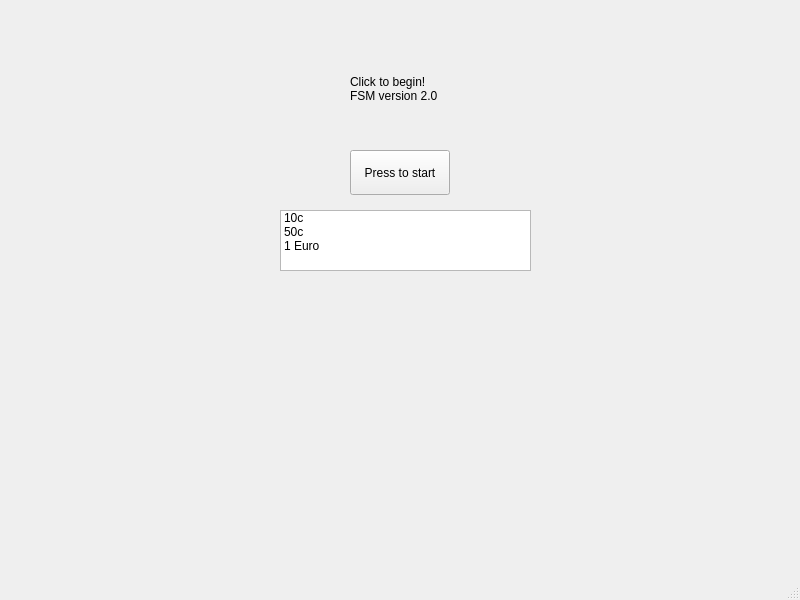
This is gui-machine/mainwindow.ui in JBBotond/Tea-machine-gui as Qt 5 draws it before an edit. The edited form follows.
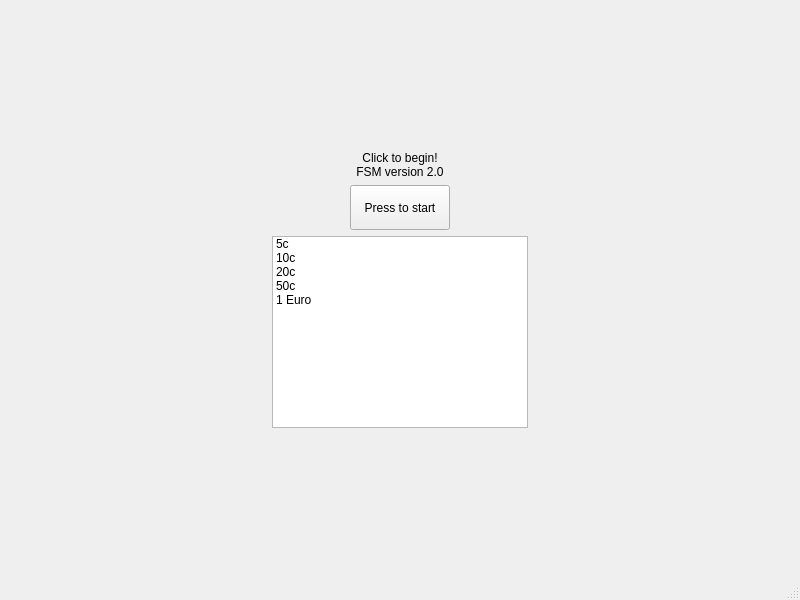
This is the edited form.

Patch:
```diff
--- a/gui-machine/mainwindow.ui
+++ b/gui-machine/mainwindow.ui
@@ -14,51 +14,67 @@
    <string>MainWindow</string>
   </property>
   <widget class="QWidget" name="centralwidget">
+   <layout class="QVBoxLayout" name="verticalLayout">
+    <item>
+     <spacer name="verticalSpacerTop">
+      <property name="orientation">
+       <enum>Qt::Orientation::Vertical</enum>
+      </property>
+      <property name="sizeHint" stdset="0">
+       <size>
+        <width>20</width>
+        <height>40</height>
+       </size>
+      </property>
+     </spacer>
+    </item>
+    <item alignment="Qt::AlignmentFlag::AlignHCenter">
+     <widget class="QLabel" name="label">
+      <property name="text">
+       <string>Click to begin!
+FSM version 2.0</string>
+      </property>
+      <property name="alignment">
+       <set>Qt::AlignmentFlag::AlignCenter</set>
+      </property>
+     </widget>
+    </item>
+    <item alignment="Qt::AlignmentFlag::AlignHCenter">
    <widget class="QPushButton" name="pushButton">
-    <property name="geometry">
-     <rect>
-      <x>350</x>
-      <y>150</y>
+      <property name="minimumSize">
+       <size>
       <width>100</width>
       <height>45</height>
-     </rect>
-    </property>
-    <property name="acceptDrops">
-     <bool>false</bool>
+       </size>
     </property>
     <property name="text">
      <string>Press to start</string>
     </property>
    </widget>
-   <widget class="QLabel" name="label">
-    <property name="geometry">
-     <rect>
-      <x>350</x>
-      <y>60</y>
-      <width>141</width>
-      <height>71</height>
-     </rect>
-    </property>
-    <property name="text">
-     <string>Click to begin!
-FSM version 2.0
-</string>
-    </property>
-   </widget>
+    </item>
+    <item alignment="Qt::AlignmentFlag::AlignHCenter">
    <widget class="QListWidget" name="listWidget">
-    <property name="geometry">
-     <rect>
-      <x>280</x>
-      <y>210</y>
+      <property name="minimumSize">
+       <size>
       <width>251</width>
-      <height>61</height>
-     </rect>
-    </property>
+        <height>80</height>
+       </size>
+      </property>
+      <item>
+       <property name="text">
+        <string>5c</string>
+       </property>
+      </item>
     <item>
      <property name="text">
       <string>10c</string>
      </property>
     </item>
+      <item>
+       <property name="text">
+        <string>20c</string>
+       </property>
+      </item>
     <item>
      <property name="text">
       <string>50c</string>
@@ -70,6 +86,21 @@
      </property>
     </item>
    </widget>
+    </item>
+    <item>
+     <spacer name="verticalSpacerBottom">
+      <property name="orientation">
+       <enum>Qt::Orientation::Vertical</enum>
+      </property>
+      <property name="sizeHint" stdset="0">
+       <size>
+        <width>20</width>
+        <height>40</height>
+       </size>
+      </property>
+     </spacer>
+    </item>
+   </layout>
   </widget>
   <widget class="QMenuBar" name="menubar">
    <property name="geometry">
```
Lines whose indentation alone changed are shown as unchanged.
